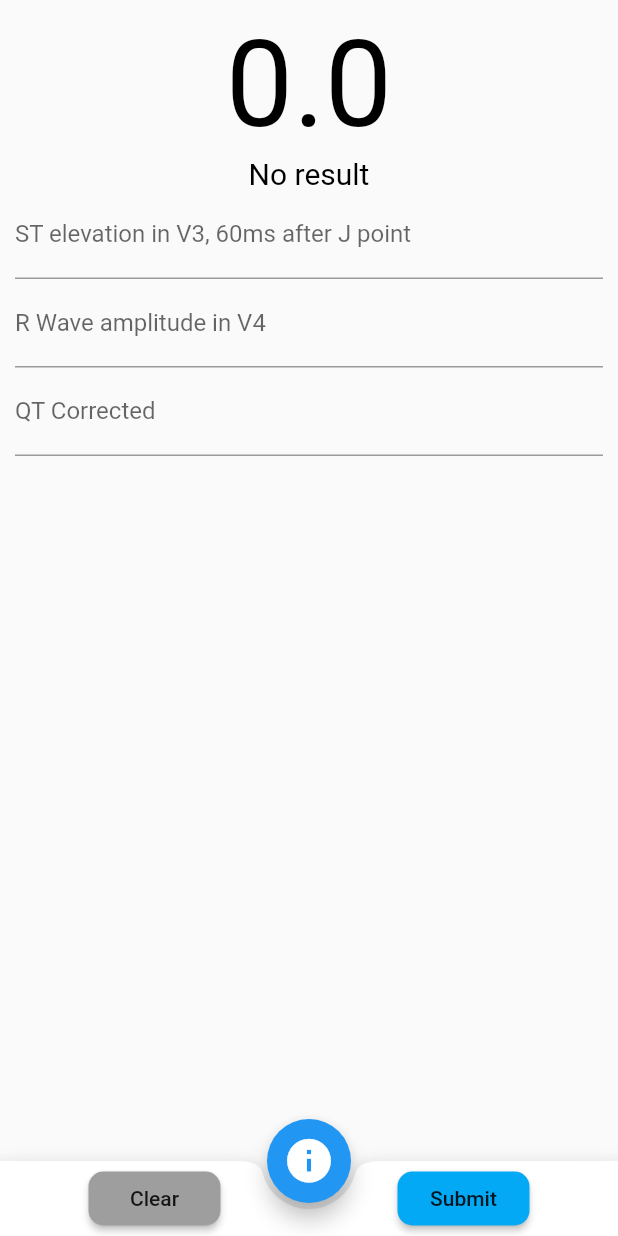
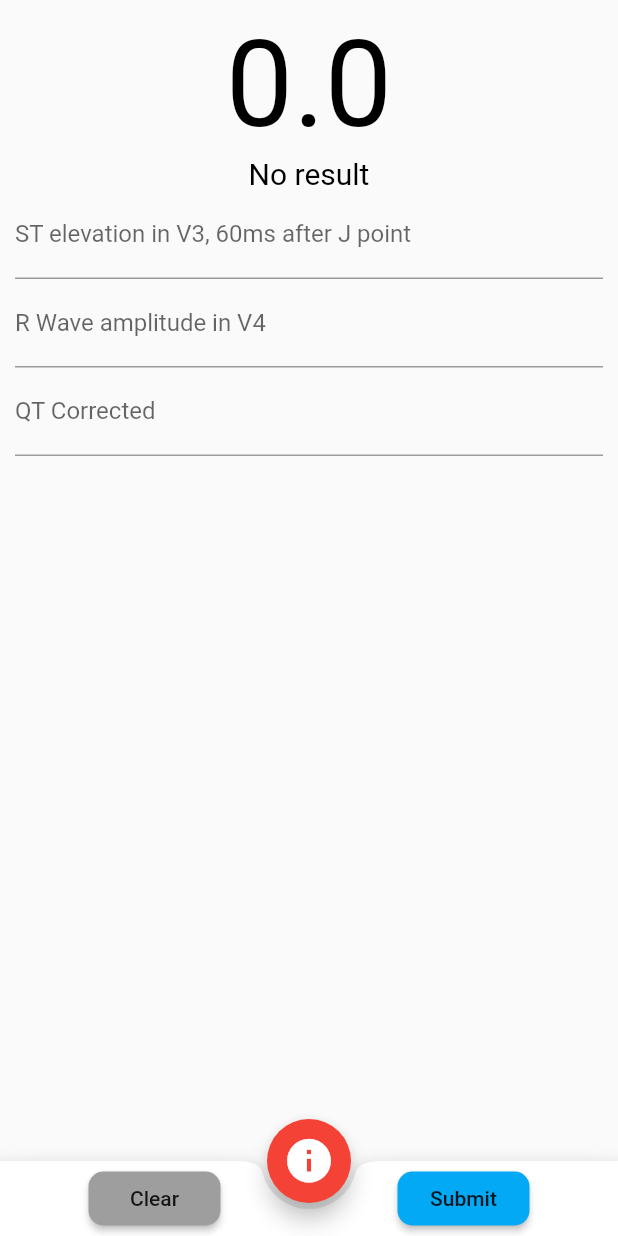
Before and after one commit to Vollgaz/ecg_smith, a Flutter app: the Smith3VPage screen opened directly, after a tap on "Clear", on a phone screen of 412 x 824 dp. Run offline on Flutter 3.47's test engine with Material 2 defaults, Android fonts, the phone set to English and light mode, and no system bars.

Commit message:
Remove dead code

```diff
--- a/lib/model/smith.dart
+++ b/lib/model/smith.dart
@@ -85,6 +85,35 @@ class SmithDisplay {
     }
   }
 
+  static Column getEmptyScore() {
+    return Column(mainAxisAlignment: MainAxisAlignment.spaceEvenly, children: [
+      Text(
+        "0.0",
+        style: TextStyle(fontSize: 80.0, color: Colors.black),
+      ),
+      Text(
+        "No result",
+        style: TextStyle(fontSize: 20.0, color: Colors.black),
+      )
+    ]);
+  }
+
+  static List<DropdownMenuItem> dropdownQuestions() {
+    return [
+      "Is there a bundle branch block?",
+      "Is the T-wave inverted in any of V2-V6, but not due to benign T-wave inversion?",
+      "Is the ST-segment elevated >5mm in any lead?",
+      "Is terminal QRS distorsion present in V2 and V3?",
+      "Do any of leads V2-V6 have a convex ST-segment?",
+      "Is there significant ST-depression in II, III, or aVF?",
+      "Is there ST depression in V2-V6?",
+      "Are there pathologic Q-waves in any of V2-V4?"
+    ]
+        .map((value) => DropdownMenuItem(
+      child: Row(children: [Checkbox(value: true, onChanged: (value) {}), SizedBox(width: 300, child: Text(value))]),
+    ))
+        .toList();
+  }
 
 
 }
--- a/lib/view/smith_3v_page.dart
+++ b/lib/view/smith_3v_page.dart
@@ -13,16 +13,7 @@ class _SmithState extends State<Smith3VPage> {
   final _formKey = GlobalKey<FormState>();
   SmithDisplay _smithDisplay = SmithDisplay();
 
-  Widget _result = Column(mainAxisAlignment: MainAxisAlignment.spaceEvenly, children: [
-    Text(
-      "0.0",
-      style: TextStyle(fontSize: 80.0, color: Colors.black),
-    ),
-    Text(
-      "No result",
-      style: TextStyle(fontSize: 20.0, color: Colors.black),
-    )
-  ]);
+  Widget _result = SmithDisplay.getEmptyScore();
 
   @override
   Widget build(BuildContext context) {
@@ -70,6 +61,7 @@ class _SmithState extends State<Smith3VPage> {
         ),
       ),
       floatingActionButton: FloatingActionButton(
+        backgroundColor: Colors.red,
         onPressed: () => setState(() {
           _showMyDialog();
         }),
@@ -85,7 +77,7 @@ class _SmithState extends State<Smith3VPage> {
             RaisedButton(
               onPressed: () {
                 _formKey.currentState.reset();
-                _result = _getEmptyScore();
+                _result = SmithDisplay.getEmptyScore();
                 setState(() {});
               },
               child: Text('Clear'),
@@ -144,33 +136,5 @@ class _SmithState extends State<Smith3VPage> {
     );
   }
 
-  List<DropdownMenuItem> _dropdownQuestions() {
-    return [
-      "Is there a bundle branch block?",
-      "Is the T-wave inverted in any of V2-V6, but not due to benign T-wave inversion?",
-      "Is the ST-segment elevated >5mm in any lead?",
-      "Is terminal QRS distorsion present in V2 and V3?",
-      "Do any of leads V2-V6 have a convex ST-segment?",
-      "Is there significant ST-depression in II, III, or aVF?",
-      "Is there ST depression in V2-V6?",
-      "Are there pathologic Q-waves in any of V2-V4?"
-    ]
-        .map((value) => DropdownMenuItem(
-              child: Row(children: [Checkbox(value: true, onChanged: (value) {}), SizedBox(width: 300, child: Text(value))]),
-            ))
-        .toList();
-  }
 
-  Column _getEmptyScore() {
-    return Column(mainAxisAlignment: MainAxisAlignment.spaceEvenly, children: [
-      Text(
-        "0.0",
-        style: TextStyle(fontSize: 80.0, color: Colors.black),
-      ),
-      Text(
-        "No result",
-        style: TextStyle(fontSize: 20.0, color: Colors.black),
-      )
-    ]);
-  }
 }
```
Also changed, not shown: lib/view/has_bled_page.dart (added, +10 -0 lines), lib/view/smith_4v_page.dart (+4 -33 lines), lib/view/tidal_page.dart (+0 -9 lines).
